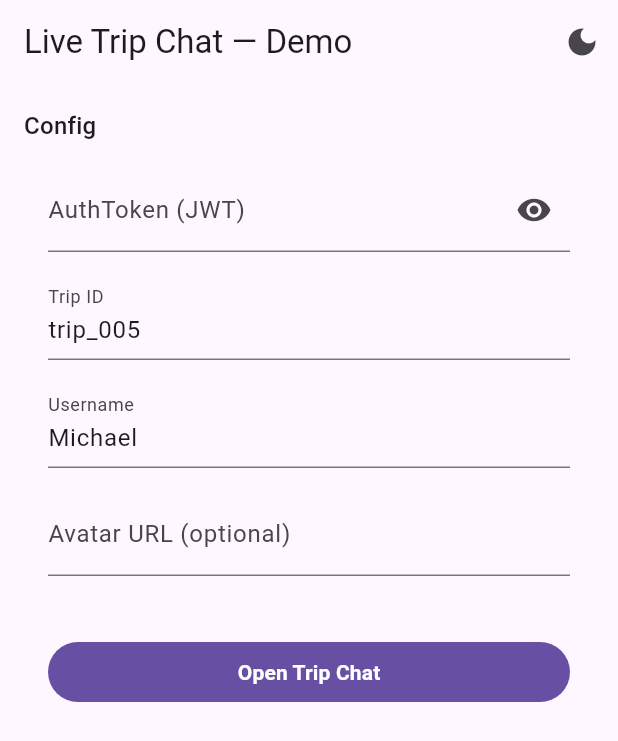
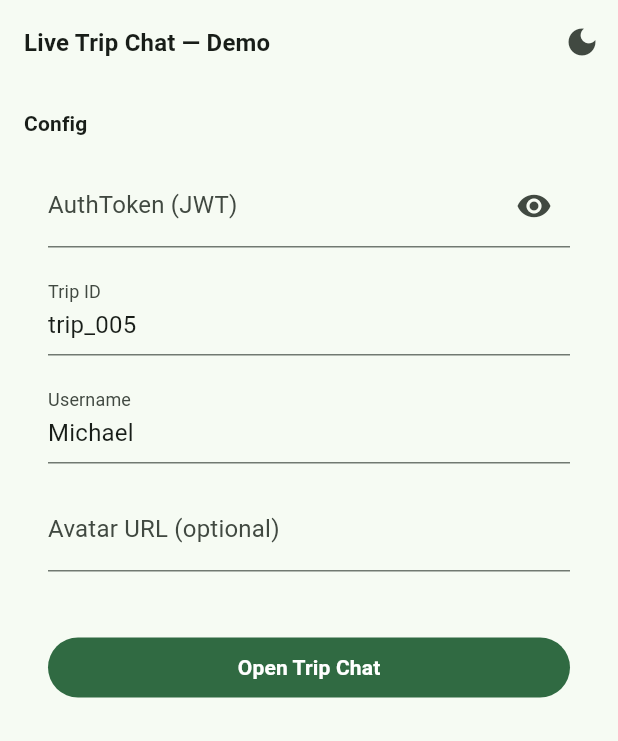
Before and after one commit to MikeAfegbua/shuttlers_live_chat, a Flutter app: the screen it shows after launch, on a phone screen of 412 x 824 dp. Shown: the top 741 px of the screen. Run offline on Flutter 3.47's test engine with Material 3 defaults, Android fonts, the phone set to English and light mode, and no system bars; our stand-ins replace connectivity_plus, flutter_riverpod, freezed_annotation, shared_preferences.

Commit message:
chore: add theme refactor

```diff
--- a/lib/shuttlers_live_chat.dart
+++ b/lib/shuttlers_live_chat.dart
@@ -1,4 +1,5 @@
 export 'src/chat_config.dart';
+export 'src/core/theme/app_theme.dart';
+export 'src/core/theme/chat_theme.dart';
 export 'src/l10n/l10n.dart';
 export 'src/open_trip_chat.dart';
-export 'src/theme/chat_theme.dart';
--- /dev/null
+++ b/lib/src/core/theme/app_theme.dart
@@ -0,0 +1,108 @@
+import 'package:flutter/material.dart';
+import 'package:shuttlers_live_chat/shuttlers_live_chat.dart';
+
+class AppTheme {
+  AppTheme._();
+
+  static const _shuttlersGreen = Color(0xFF0DAC5C);
+
+  static const _textTheme = TextTheme(
+    displayLarge: TextStyle(
+      fontSize: 32,
+      fontWeight: FontWeight.bold,
+      letterSpacing: -0.5,
+    ),
+    displayMedium: TextStyle(
+      fontSize: 28,
+      fontWeight: FontWeight.bold,
+      letterSpacing: -0.5,
+    ),
+    displaySmall: TextStyle(
+      fontSize: 24,
+      fontWeight: FontWeight.bold,
+      letterSpacing: -0.25,
+    ),
+    headlineLarge: TextStyle(
+      fontSize: 22,
+      fontWeight: FontWeight.w600,
+      letterSpacing: -0.25,
+    ),
+    headlineMedium: TextStyle(
+      fontSize: 20,
+      fontWeight: FontWeight.w600,
+      letterSpacing: -0.15,
+    ),
+    headlineSmall: TextStyle(
+      fontSize: 18,
+      fontWeight: FontWeight.w600,
+    ),
+    titleLarge: TextStyle(
+      fontSize: 16,
+      fontWeight: FontWeight.w600,
+      letterSpacing: 0.15,
+    ),
+    titleMedium: TextStyle(
+      fontSize: 14,
+      fontWeight: FontWeight.w600,
+      letterSpacing: 0.1,
+    ),
+    titleSmall: TextStyle(
+      fontSize: 12,
+      fontWeight: FontWeight.w600,
+      letterSpacing: 0.1,
+    ),
+    bodyLarge: TextStyle(
+      fontSize: 16,
+      fontWeight: FontWeight.normal,
+      letterSpacing: 0.15,
+    ),
+    bodyMedium: TextStyle(
+      fontSize: 14,
+      fontWeight: FontWeight.normal,
+      letterSpacing: 0.25,
+    ),
+    bodySmall: TextStyle(
+      fontSize: 12,
+      fontWeight: FontWeight.normal,
+      letterSpacing: 0.4,
+    ),
+    labelLarge: TextStyle(
+      fontSize: 14,
+      fontWeight: FontWeight.w500,
+      letterSpacing: 0.1,
+    ),
+    labelMedium: TextStyle(
+      fontSize: 12,
+      fontWeight: FontWeight.w500,
+      letterSpacing: 0.5,
+    ),
+    labelSmall: TextStyle(
+      fontSize: 10,
+      fontWeight: FontWeight.w500,
+      letterSpacing: 0.5,
+    ),
+  );
+
+  static ThemeData lightTheme() {
+    return ThemeData(
+      colorScheme: ColorScheme.fromSeed(
+        seedColor: _shuttlersGreen,
+      ),
+      textTheme: _textTheme,
+      useMaterial3: true,
+      extensions: [ShuttlersChatTheme.shuttlersBrand(ThemeData.light())],
+    );
+  }
+
+  static ThemeData darkTheme() {
+    return ThemeData(
+      colorScheme: ColorScheme.fromSeed(
+        seedColor: _shuttlersGreen,
+        brightness: Brightness.dark,
+      ),
+      textTheme: _textTheme,
+      useMaterial3: true,
+      extensions: [ShuttlersChatTheme.shuttlersBrand(ThemeData.dark())],
+    );
+  }
+}
--- a/lib/src/theme/chat_theme.dart
+++ b/lib/src/core/theme/chat_theme.dart
@@ -1,6 +1,5 @@
 import 'package:flutter/material.dart';
 
-@immutable
 class ShuttlersChatTheme extends ThemeExtension<ShuttlersChatTheme> {
   const ShuttlersChatTheme({
     required this.meBubble,
@@ -74,19 +73,3 @@ class ShuttlersChatTheme extends ThemeExtension<ShuttlersChatTheme> {
     );
   }
 }
-
-// final light = ThemeData(
-//   colorScheme: ColorScheme.fromSeed(
-//     seedColor: const Color(0xFF0DAC5C),
-//     brightness: Brightness.light,
-//   ),
-//   extensions: [ShuttlersChatTheme.shuttlersBrand(ThemeData.light())],
-// );
-
-// final dark = ThemeData(
-//   colorScheme: ColorScheme.fromSeed(
-//     seedColor: const Color(0xFF0DAC5C),
-//     brightness: Brightness.dark,
-//   ),
-//   extensions: [ShuttlersChatTheme.shuttlersBrand(ThemeData.dark())],
-// );
--- a/lib/src/ui/trip_chat_page.dart
+++ b/lib/src/ui/trip_chat_page.dart
@@ -1,13 +1,13 @@
 import 'dart:async';
+
 import 'package:flutter/material.dart';
 import 'package:flutter_localizations/flutter_localizations.dart';
 import 'package:flutter_riverpod/flutter_riverpod.dart';
-
 import 'package:shuttlers_live_chat/src/chat_config.dart';
+import 'package:shuttlers_live_chat/src/core/utils/date_formatters.dart';
+import 'package:shuttlers_live_chat/src/core/utils/uuid_generator.dart';
 import 'package:shuttlers_live_chat/src/l10n/l10n.dart';
 import 'package:shuttlers_live_chat/src/state/providers.dart';
-import 'package:shuttlers_live_chat/src/ui/utils/date_formatters.dart';
-import 'package:shuttlers_live_chat/src/ui/utils/uuid_generator.dart';
 import 'package:shuttlers_live_chat/src/ui/widgets/chat_message_bubble.dart';
 import 'package:shuttlers_live_chat/src/ui/widgets/connection_indicator.dart';
 import 'package:shuttlers_live_chat/src/ui/widgets/date_header.dart';
--- a/lib/src/ui/widgets/chat_message_bubble.dart
+++ b/lib/src/ui/widgets/chat_message_bubble.dart
@@ -1,7 +1,7 @@
 import 'package:flutter/material.dart';
+import 'package:shuttlers_live_chat/src/core/theme/chat_theme.dart';
+import 'package:shuttlers_live_chat/src/core/utils/date_formatters.dart';
 import 'package:shuttlers_live_chat/src/data/models/chat_message.dart';
-import 'package:shuttlers_live_chat/src/theme/chat_theme.dart';
-import 'package:shuttlers_live_chat/src/ui/utils/date_formatters.dart';
 
 class ChatMessageBubble extends StatelessWidget {
   const ChatMessageBubble({
--- a/lib/src/ui/widgets/typing_indicator_bubble.dart
+++ b/lib/src/ui/widgets/typing_indicator_bubble.dart
@@ -1,5 +1,5 @@
 import 'package:flutter/material.dart';
-import 'package:shuttlers_live_chat/src/theme/chat_theme.dart';
+import 'package:shuttlers_live_chat/src/core/theme/chat_theme.dart';
 
 class TypingIndicatorBubble extends StatelessWidget {
   const TypingIndicatorBubble({
```
Also changed, not shown: lib/src/core/utils/date_formatters.dart (renamed from lib/src/ui/utils/date_formatters.dart), lib/src/core/utils/uuid_generator.dart (renamed from lib/src/ui/utils/uuid_generator.dart), lib/src/state/chat_state.freezed.dart, 4 other files.
